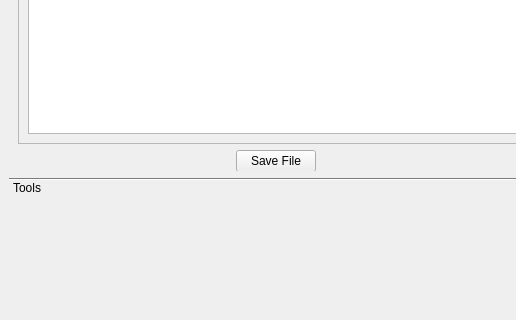
Old version of the form ciclone/forms/ImagesViewer.ui in the repository NeuroTech-Platform/CiCLONE; both pictures show x 0 to 516 and y 316 to 636 of the 900 by 751 pixel window.
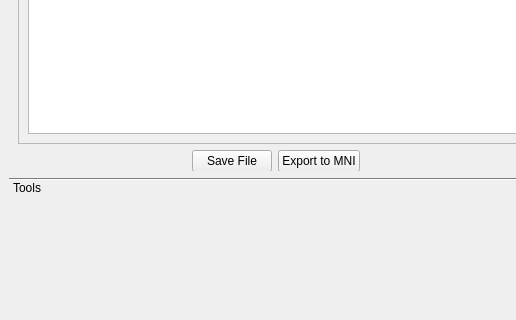
New version of the form. The open tabs and pages were chosen to show the change. Custom widgets are drawn as their Qt base class.

Patch:
```diff
--- a/ciclone/forms/ImagesViewer.ui
+++ b/ciclone/forms/ImagesViewer.ui
@@ -395,6 +395,13 @@
                 </property>
                </widget>
               </item>
+              <item>
+               <widget class="QPushButton" name="ExportMniPushButton">
+                <property name="text">
+                 <string>Export to MNI</string>
+                </property>
+               </widget>
+              </item>
               <item>
                <spacer name="horizontalSpacer_3">
                 <property name="orientation">
```
